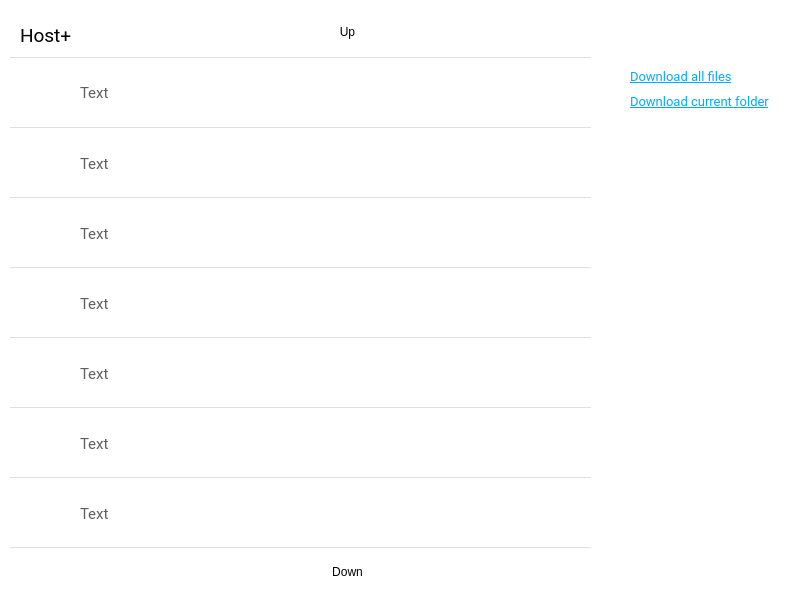
Before: the Qt Designer form Client/ClientUI.ui in Angel999I/Deadly-Drive, drawn with Qt 5.
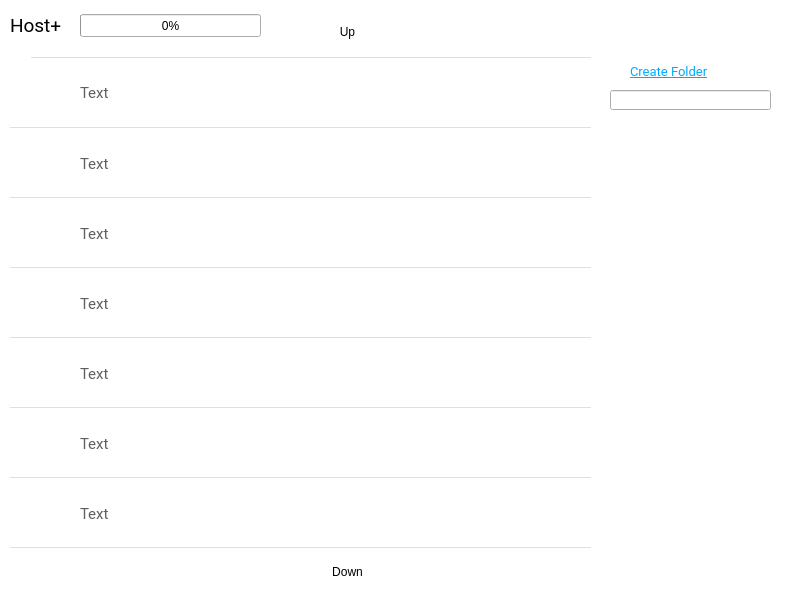
After: the same form once the commit is applied. The open tabs and pages were chosen to show the change. Icons and pictures are not drawn.

Diff of the .ui file:
```diff
--- a/Client/ClientUI.ui
+++ b/Client/ClientUI.ui
@@ -3625,97 +3625,11 @@
        <string>Text</string>
       </property>
      </widget>
-     <widget class="QPushButton" name="btnAllFiles">
-      <property name="geometry">
-       <rect>
-        <x>630</x>
-        <y>65</y>
-        <width>161</width>
-        <height>23</height>
-       </rect>
-      </property>
-      <property name="font">
-       <font>
-        <family>Roboto</family>
-        <pointsize>10</pointsize>
-        <underline>true</underline>
-       </font>
-      </property>
-      <property name="styleSheet">
-       <string notr="true">QPushButton#btnAllFiles
-{
-	color: rgb(0, 170, 255);
-	text-align: left
-}</string>
-      </property>
-      <property name="text">
-       <string>Download all files</string>
-      </property>
-     </widget>
-     <widget class="QPushButton" name="btnAllFilesFolder">
-      <property name="geometry">
-       <rect>
-        <x>630</x>
-        <y>90</y>
-        <width>161</width>
-        <height>23</height>
-       </rect>
-      </property>
-      <property name="font">
-       <font>
-        <family>Roboto</family>
-        <pointsize>10</pointsize>
-        <underline>true</underline>
-       </font>
-      </property>
-      <property name="styleSheet">
-       <string notr="true">QPushButton#btnAllFilesFolder
-{
-	color: rgb(0, 170, 255);
-	text-align: left;
-}</string>
-      </property>
-      <property name="text">
-       <string>Download current folder</string>
-      </property>
-     </widget>
-     <widget class="QLabel" name="label_17">
-      <property name="geometry">
-       <rect>
-        <x>606</x>
-        <y>65</y>
-        <width>20</width>
-        <height>20</height>
-       </rect>
-      </property>
-      <property name="styleSheet">
-       <string notr="true">image: url(:/Images/download.png)</string>
-      </property>
-      <property name="text">
-       <string/>
-      </property>
-     </widget>
-     <widget class="QLabel" name="label_18">
-      <property name="geometry">
-       <rect>
-        <x>606</x>
-        <y>90</y>
-        <width>20</width>
-        <height>20</height>
-       </rect>
-      </property>
-      <property name="styleSheet">
-       <string notr="true">image: url(:/Images/download.png)</string>
-      </property>
-      <property name="text">
-       <string/>
-      </property>
-     </widget>
      <widget class="QLabel" name="label_19">
       <property name="geometry">
        <rect>
-        <x>20</x>
-        <y>20</y>
+        <x>10</x>
+        <y>10</y>
         <width>61</width>
         <height>31</height>
        </rect>
@@ -3759,7 +3673,7 @@
      <widget class="QPushButton" name="downloadButton1">
       <property name="geometry">
        <rect>
-        <x>499</x>
+        <x>530</x>
         <y>77</y>
         <width>30</width>
         <height>30</height>
@@ -3897,7 +3811,7 @@
      <widget class="QPushButton" name="downloadButton2">
       <property name="geometry">
        <rect>
-        <x>499</x>
+        <x>530</x>
         <y>147</y>
         <width>30</width>
         <height>30</height>
@@ -4032,7 +3946,7 @@
      <widget class="QPushButton" name="downloadButton3">
       <property name="geometry">
        <rect>
-        <x>499</x>
+        <x>530</x>
         <y>217</y>
         <width>30</width>
         <height>30</height>
@@ -4167,7 +4081,7 @@
      <widget class="QPushButton" name="downloadButton4">
       <property name="geometry">
        <rect>
-        <x>499</x>
+        <x>530</x>
         <y>287</y>
         <width>30</width>
         <height>30</height>
@@ -4302,7 +4216,7 @@
      <widget class="QPushButton" name="downloadButton5">
       <property name="geometry">
        <rect>
-        <x>499</x>
+        <x>530</x>
         <y>357</y>
         <width>30</width>
         <height>30</height>
@@ -4437,7 +4351,7 @@
      <widget class="QPushButton" name="downloadButton6">
       <property name="geometry">
        <rect>
-        <x>499</x>
+        <x>530</x>
         <y>427</y>
         <width>30</width>
         <height>30</height>
@@ -4572,7 +4486,7 @@
      <widget class="QPushButton" name="downloadButton7">
       <property name="geometry">
        <rect>
-        <x>499</x>
+        <x>530</x>
         <y>497</y>
         <width>30</width>
         <height>30</height>
@@ -4704,6 +4618,123 @@
        <number>6</number>
       </property>
      </widget>
+     <widget class="QPushButton" name="backButton">
+      <property name="geometry">
+       <rect>
+        <x>0</x>
+        <y>47</y>
+        <width>31</width>
+        <height>21</height>
+       </rect>
+      </property>
+      <property name="styleSheet">
+       <string notr="true">image: url(:/Images/backArrow.png)</string>
+      </property>
+      <property name="text">
+       <string/>
+      </property>
+     </widget>
+     <widget class="QLabel" name="label_20">
+      <property name="geometry">
+       <rect>
+        <x>605</x>
+        <y>60</y>
+        <width>25</width>
+        <height>25</height>
+       </rect>
+      </property>
+      <property name="styleSheet">
+       <string notr="true">image: url(:/Images/addFolder.png)</string>
+      </property>
+      <property name="text">
+       <string/>
+      </property>
+     </widget>
+     <widget class="QPushButton" name="btnCreateFolder">
+      <property name="geometry">
+       <rect>
+        <x>630</x>
+        <y>60</y>
+        <width>161</width>
+        <height>23</height>
+       </rect>
+      </property>
+      <property name="font">
+       <font>
+        <family>Roboto</family>
+        <pointsize>10</pointsize>
+        <underline>true</underline>
+       </font>
+      </property>
+      <property name="styleSheet">
+       <string notr="true">QPushButton#btnCreateFolder
+{
+	color: rgb(0, 170, 255);
+	text-align: left;
+}</string>
+      </property>
+      <property name="text">
+       <string>Create Folder</string>
+      </property>
+     </widget>
+     <widget class="QLineEdit" name="folderName">
+      <property name="geometry">
+       <rect>
+        <x>610</x>
+        <y>90</y>
+        <width>161</width>
+        <height>20</height>
+       </rect>
+      </property>
+      <property name="styleSheet">
+       <string notr="true"/>
+      </property>
+     </widget>
+     <widget class="QPushButton" name="confirmName">
+      <property name="geometry">
+       <rect>
+        <x>773</x>
+        <y>90</y>
+        <width>21</width>
+        <height>23</height>
+       </rect>
+      </property>
+      <property name="styleSheet">
+       <string notr="true">image: url(:/Images/rename.png)</string>
+      </property>
+      <property name="text">
+       <string/>
+      </property>
+     </widget>
+     <widget class="QProgressBar" name="progressBar">
+      <property name="geometry">
+       <rect>
+        <x>80</x>
+        <y>14</y>
+        <width>181</width>
+        <height>23</height>
+       </rect>
+      </property>
+      <property name="value">
+       <number>0</number>
+      </property>
+     </widget>
+     <widget class="QPushButton" name="addFile">
+      <property name="geometry">
+       <rect>
+        <x>570</x>
+        <y>20</y>
+        <width>21</width>
+        <height>23</height>
+       </rect>
+      </property>
+      <property name="styleSheet">
+       <string notr="true">image: url(:/Images/addFile.png)</string>
+      </property>
+      <property name="text">
+       <string/>
+      </property>
+     </widget>
     </widget>
    </widget>
   </widget>
```
Left out of the diff: 1001 changed lines with no effect on the pictures.
